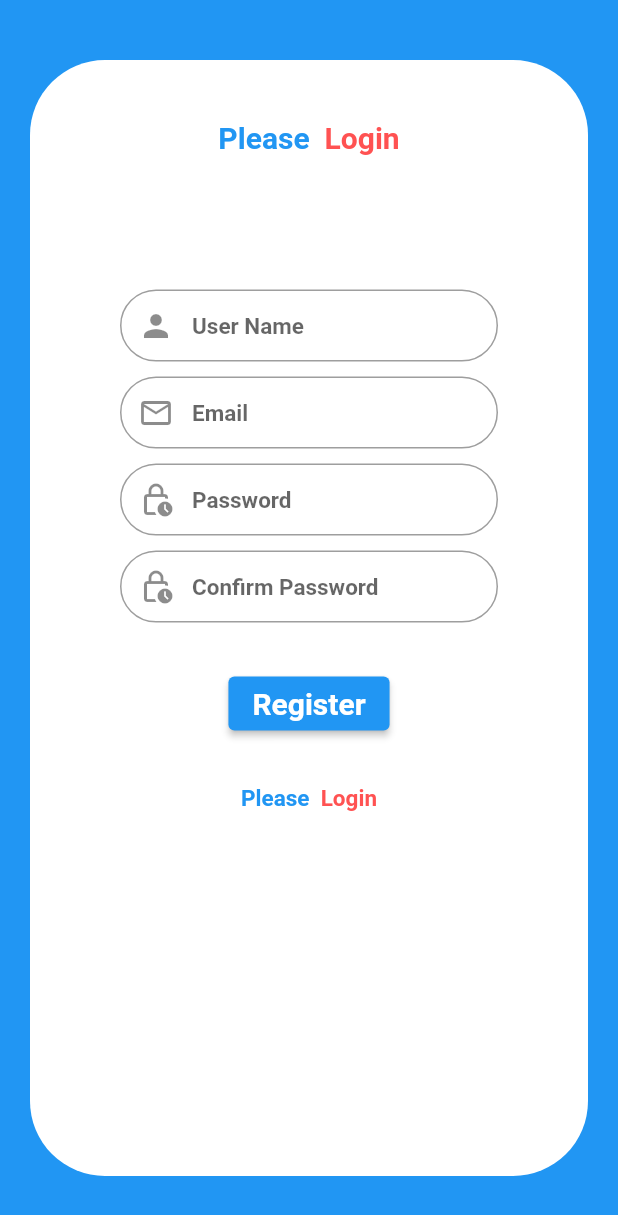
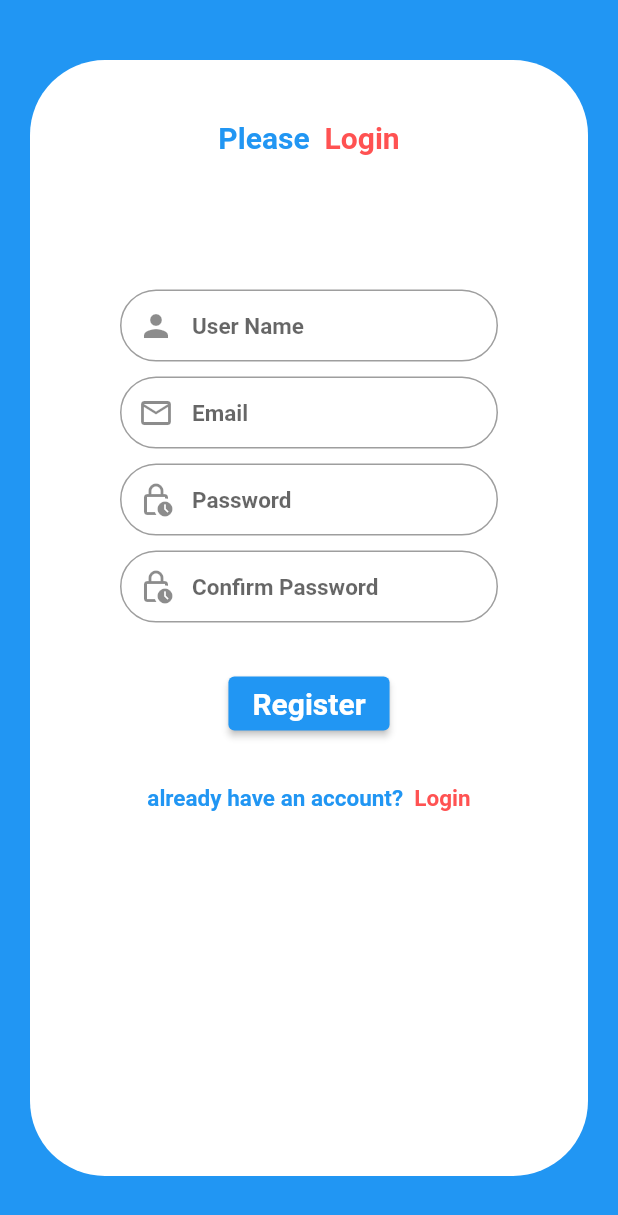
Before and after one commit to fauzyadam/Signin-and-Signup-UI, a Flutter app: the screen it shows after launch, on a phone screen of 412 x 824 dp. Shown: the top 1215 px of the screen. Run offline on Flutter 3.47's test engine with Material 2 defaults, Android fonts, the phone set to English and light mode, and no system bars.

Commit message:
existing users

```diff
--- a/lib/views/signin_screen.dart
+++ b/lib/views/signin_screen.dart
@@ -122,7 +122,7 @@ class SigninScreen extends StatelessWidget {
                    onTap: () {},
                    child: RichText(
                           text: const TextSpan(
-                            text:"Please",
+                            text:"already have an account?",
                             style: TextStyle(
                               fontSize: 15,
                               fontWeight:FontWeight.bold,
```
